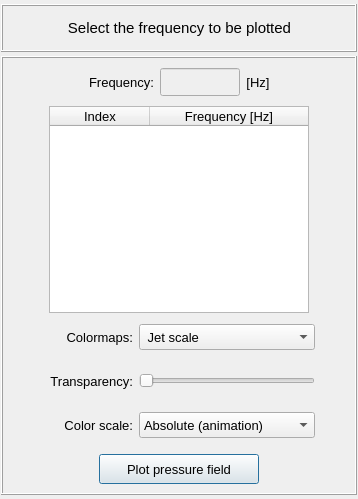
Above: vibra/interface/data/ui_files/plots/acoustic/acoustic_pressure_field_inputs.ui from MOPT-UFSC/VIBRA before the change. Below: the same form after it.
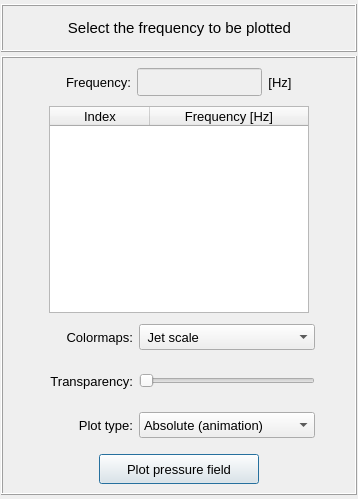
That is the form after the change.

```diff
--- a/vibra/interface/data/ui_files/plots/acoustic/acoustic_pressure_field_inputs.ui
+++ b/vibra/interface/data/ui_files/plots/acoustic/acoustic_pressure_field_inputs.ui
@@ -328,7 +328,7 @@
             </font>
            </property>
            <property name="text">
-            <string>Color scale:</string>
+            <string>Plot type:</string>
            </property>
            <property name="alignment">
             <set>Qt::AlignRight|Qt::AlignTrailing|Qt::AlignVCenter</set>
@@ -548,7 +548,7 @@
            </property>
            <property name="maximumSize">
             <size>
-             <width>80</width>
+             <width>180</width>
              <height>28</height>
             </size>
            </property>
```
Left out of the diff: 4 changed lines with no effect on the pictures.
